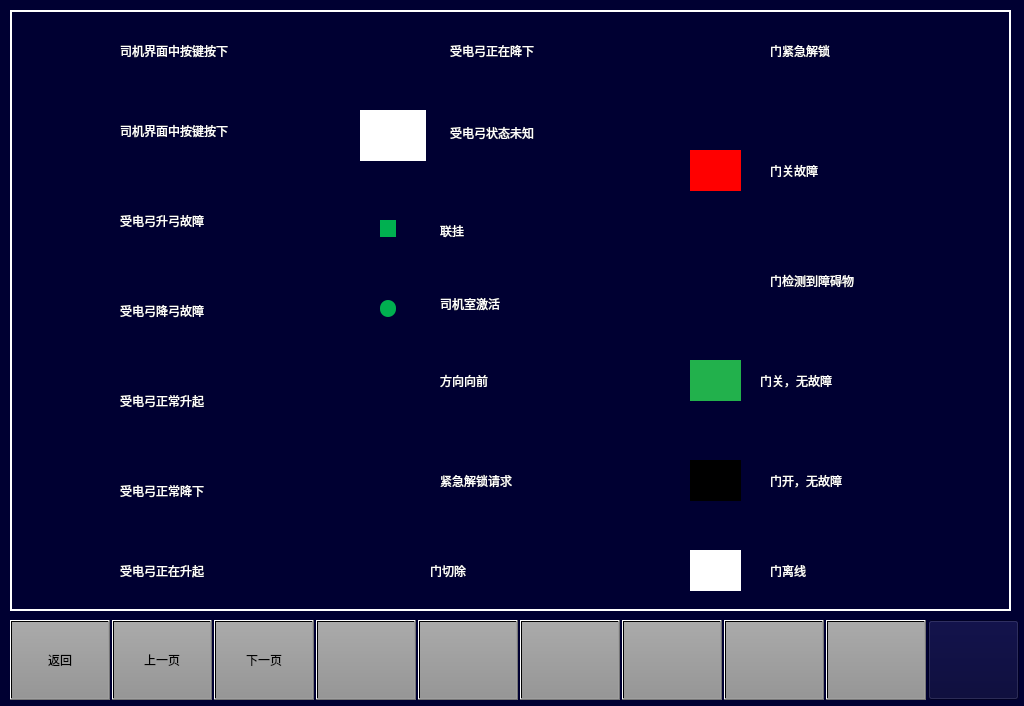
This is helppage.ui in 994656234/HHL as Qt 5 draws it before an edit. The edited form follows.
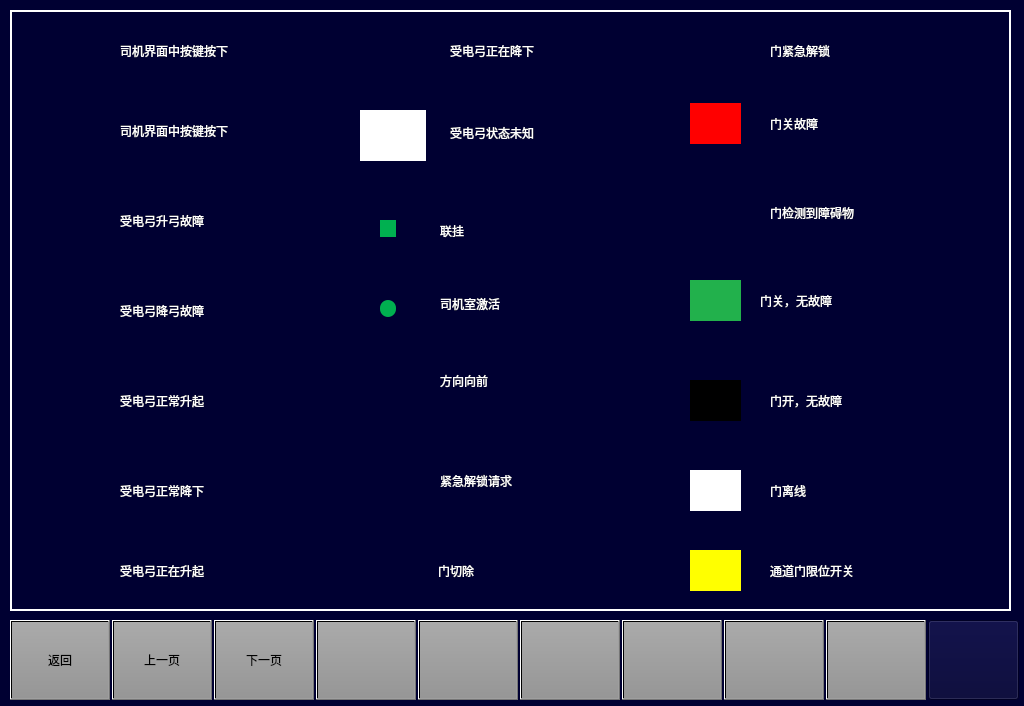
This is the edited form. Icons and pictures are not drawn.

What changed in the file:
```diff
--- a/helppage.ui
+++ b/helppage.ui
@@ -470,7 +470,7 @@
   <widget class="QLabel" name="label_32">
    <property name="geometry">
     <rect>
-     <x>430</x>
+     <x>438</x>
      <y>560</y>
      <width>151</width>
      <height>21</height>
@@ -521,7 +521,7 @@
    <property name="geometry">
     <rect>
      <x>690</x>
-     <y>360</y>
+     <y>280</y>
      <width>51</width>
      <height>41</height>
     </rect>
@@ -537,7 +537,7 @@
    <property name="geometry">
     <rect>
      <x>760</x>
-     <y>370</y>
+     <y>290</y>
      <width>151</width>
      <height>21</height>
     </rect>
@@ -554,7 +554,7 @@
    <property name="geometry">
     <rect>
      <x>690</x>
-     <y>150</y>
+     <y>103</y>
      <width>51</width>
      <height>41</height>
     </rect>
@@ -570,7 +570,7 @@
    <property name="geometry">
     <rect>
      <x>770</x>
-     <y>160</y>
+     <y>113</y>
      <width>151</width>
      <height>21</height>
     </rect>
@@ -620,7 +620,7 @@
    <property name="geometry">
     <rect>
      <x>690</x>
-     <y>260</y>
+     <y>192</y>
      <width>51</width>
      <height>41</height>
     </rect>
@@ -636,7 +636,7 @@
    <property name="geometry">
     <rect>
      <x>770</x>
-     <y>270</y>
+     <y>202</y>
      <width>151</width>
      <height>21</height>
     </rect>
@@ -653,7 +653,7 @@
    <property name="geometry">
     <rect>
      <x>690</x>
-     <y>460</y>
+     <y>380</y>
      <width>51</width>
      <height>41</height>
     </rect>
@@ -669,7 +669,7 @@
    <property name="geometry">
     <rect>
      <x>770</x>
-     <y>470</y>
+     <y>390</y>
      <width>151</width>
      <height>21</height>
     </rect>
@@ -686,7 +686,7 @@
    <property name="geometry">
     <rect>
      <x>690</x>
-     <y>550</y>
+     <y>470</y>
      <width>51</width>
      <height>41</height>
     </rect>
@@ -702,7 +702,7 @@
    <property name="geometry">
     <rect>
      <x>770</x>
-     <y>560</y>
+     <y>480</y>
      <width>151</width>
      <height>21</height>
     </rect>
@@ -916,6 +916,39 @@
     <string>司机室激活</string>
    </property>
   </widget>
+  <widget class="QLabel" name="label_45">
+   <property name="geometry">
+    <rect>
+     <x>690</x>
+     <y>550</y>
+     <width>51</width>
+     <height>41</height>
+    </rect>
+   </property>
+   <property name="styleSheet">
+    <string notr="true">background-color:yellow;</string>
+   </property>
+   <property name="text">
+    <string/>
+   </property>
+  </widget>
+  <widget class="QLabel" name="label_46">
+   <property name="geometry">
+    <rect>
+     <x>770</x>
+     <y>560</y>
+     <width>151</width>
+     <height>21</height>
+    </rect>
+   </property>
+   <property name="styleSheet">
+    <string notr="true">color: rgb(255, 255, 255);
+font:16px &quot;微软雅黑&quot;;</string>
+   </property>
+   <property name="text">
+    <string>通道门限位开关</string>
+   </property>
+  </widget>
   <zorder>label_53</zorder>
   <zorder>BTN2</zorder>
   <zorder>BTNHome</zorder>
@@ -967,6 +1000,8 @@
   <zorder>label_43</zorder>
   <zorder>lbl_cab1_active_2</zorder>
   <zorder>label_44</zorder>
+  <zorder>label_45</zorder>
+  <zorder>label_46</zorder>
  </widget>
  <resources/>
  <connections/>
```
